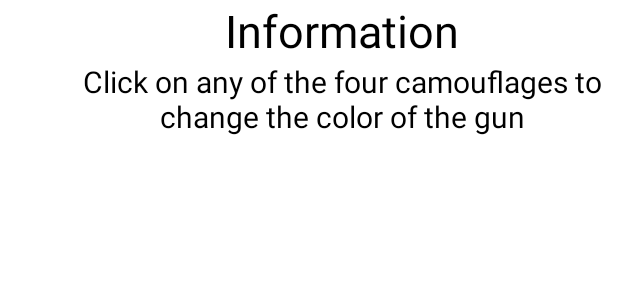
After one commit to AliZulnoor/mw2gun, an Android app: the layout popup.xml on its own in the app's theme, with its tools: preview values and no code run, on a phone screen of 412 x 824 dp. The commit adds this screen. Shown: the top 300 px of the screen. Run offline under Robolectric (Android 15) with nearby library versions, the phone set to English and light mode, and no system bars.

Commit message:
loading screen

```diff
--- a/app/src/main/java/com/example/mw2gun/MainWork.kt
+++ b/app/src/main/java/com/example/mw2gun/MainWork.kt
@@ -1,21 +1,26 @@
 package com.example.mw2gun
 
+import android.app.Dialog
+import android.graphics.Color
+import android.graphics.drawable.ColorDrawable
 import android.media.MediaPlayer
 import androidx.appcompat.app.AppCompatActivity
 import android.os.Bundle
 import android.widget.Button
 import android.widget.ImageView
-import android.view.View
 import kotlinx.android.synthetic.main.activity_main_work.*
+import kotlinx.android.synthetic.main.popup.*
 
 
- class MainWork : AppCompatActivity() {
+class MainWork : AppCompatActivity() {
      override fun onCreate(savedInstanceState: Bundle?) {
         super.onCreate(savedInstanceState)
         setContentView(R.layout.activity_main_work)
-
-
-
+         val myDialoug = Dialog(this)
+         myDialoug.setContentView(R.layout.popup)
+         myDialoug.setCancelable(true)
+         myDialoug.window?.setBackgroundDrawable(ColorDrawable(Color.TRANSPARENT))
+         myDialoug.show()
          var play= MediaPlayer.create(this, R.raw.change);
         findViewById<ImageView>(R.id.gun);
         findViewById<Button>(R.id.goldButton);
--- a/app/src/main/res/layout/activity_main2.xml
+++ /dev/null
@@ -1,9 +0,0 @@
-<?xml version="1.0" encoding="utf-8"?>
-<androidx.constraintlayout.widget.ConstraintLayout xmlns:android="http://schemas.android.com/apk/res/android"
-    xmlns:app="http://schemas.android.com/apk/res-auto"
-    xmlns:tools="http://schemas.android.com/tools"
-    android:layout_width="match_parent"
-    android:layout_height="match_parent"
-    tools:context=".MainActivity2">
-
-</androidx.constraintlayout.widget.ConstraintLayout>
--- a/app/src/main/res/layout/activity_main_work.xml
+++ b/app/src/main/res/layout/activity_main_work.xml
@@ -2,11 +2,12 @@
 <androidx.constraintlayout.widget.ConstraintLayout xmlns:android="http://schemas.android.com/apk/res/android"
     xmlns:app="http://schemas.android.com/apk/res-auto"
     xmlns:tools="http://schemas.android.com/tools"
+    android:id="@+id/pop"
     android:layout_width="match_parent"
     android:layout_height="match_parent"
-    android:background="@color/black"
 
 
+    android:background="@color/black"
     tools:context=".MainWork">
 
     <ImageView
--- /dev/null
+++ b/app/src/main/res/layout/popup.xml
@@ -0,0 +1,33 @@
+<?xml version="1.0" encoding="utf-8"?>
+<androidx.constraintlayout.widget.ConstraintLayout xmlns:android="http://schemas.android.com/apk/res/android"
+    xmlns:app="http://schemas.android.com/apk/res-auto"
+    xmlns:tools="http://schemas.android.com/tools"
+    android:layout_width="match_parent"
+    android:layout_height="match_parent">
+
+
+    <LinearLayout
+        android:layout_width="367dp"
+        android:layout_height="362dp"
+        app:layout_constraintEnd_toEndOf="parent"
+        app:layout_constraintTop_toTopOf="parent"
+        android:background="#fff"
+        android:orientation="vertical">
+<TextView
+    android:layout_width="match_parent"
+    android:layout_height="wrap_content"
+    android:text="Information"
+    android:gravity="center"
+    android:textColor="#000"
+    android:textSize="30dp"
+></TextView>
+        <TextView
+            android:layout_width="match_parent"
+            android:layout_height="wrap_content"
+            android:gravity="center"
+            android:text="Click on any of the four camouflages to change the color of the gun"
+            android:textColor="#000"
+            android:textSize="20dp"
+            ></TextView>
+    </LinearLayout>
+</androidx.constraintlayout.widget.ConstraintLayout>
```
Also changed, not shown: app/src/debug/res/drawable/infosss.png (added), app/src/main/res/drawable/infoo.webp (added).
